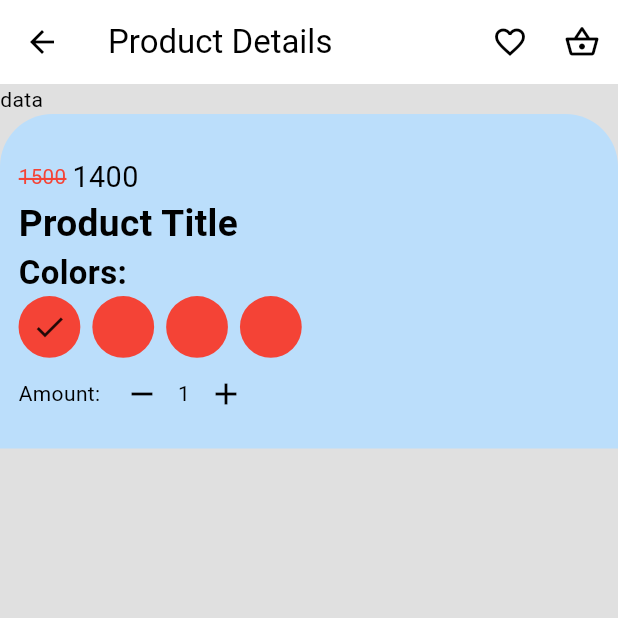
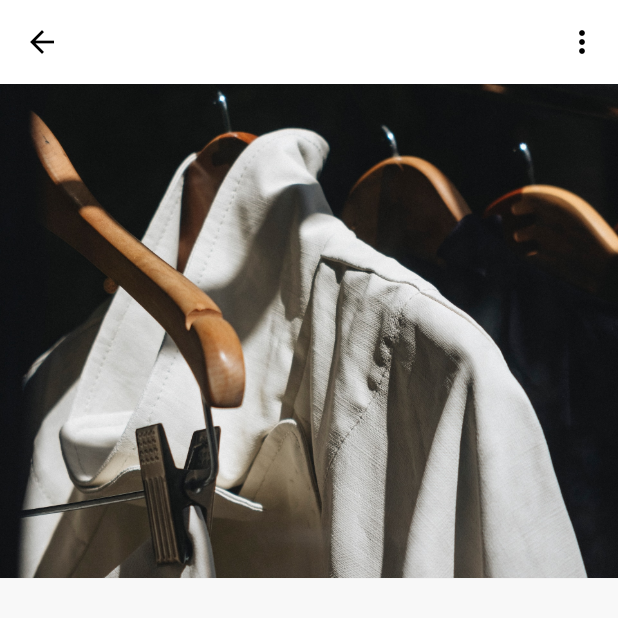
Before and after one commit to FaizAhamed2o1/MribMart, a Flutter app: the ProductDetails screen opened directly, on a phone screen of 412 x 824 dp, the top half of it. Run offline on Flutter 3.47's test engine with Material 2 defaults, Android fonts, the phone set to English and light mode, and no system bars; our stand-ins replace cached_network_image, carousel_slider, flutter_animate, flutter_rating_bar, flutter_riverpod, flutter_svg and 5 more; accounts and stored records are empty.

Commit message:
popup menu button added in product details page

```diff
--- a/lib/pages/product_details/view/product_details.dart
+++ b/lib/pages/product_details/view/product_details.dart
@@ -4,185 +4,62 @@ import 'package:mribmart/pages/product_details/provider/product_details_provider
 import 'package:mribmart/utils/app_sizer.dart';
 import 'package:sizer/sizer.dart';
 
+import '../../../themes/provider/theme_provider.dart';
+
 class ProductDetails extends ConsumerWidget {
   const ProductDetails({super.key});
 
   @override
   Widget build(BuildContext context, WidgetRef ref) {
-    return Scaffold(
-      backgroundColor: Colors.grey.shade300,
+    return DefaultTabController(
+      length: 2,
+      child: Scaffold(
+        backgroundColor: Color(0xFFF8F8F8),
         appBar: AppBar(
           actions: [
-          IconButton(
-            onPressed: () {},
-            icon: Icon(Icons.favorite_outline),
+            Theme(
+              data: ThemeData(
+                popupMenuTheme: PopupMenuThemeData(color: Colors.white),
               ),
-          IconButton(
-            onPressed: () {},
-            icon: Icon(Icons.shopping_basket_outlined),
+              child: PopupMenuButton(
+                icon: Icon(
+                  Icons.more_vert,
+                  color: Colors.black,
+                ),
+                elevation: 2,
+                offset: Offset(0, 50),
+                itemBuilder: (context) => [
+                  PopupMenuItem(
+                    value: 1,
+                    child: Text('Change Theme'),
+                  ),
+                  PopupMenuItem(
+                    value: 2,
+                    child: Text('Change Theme'),
                   ),
                 ],
-        title: Text('Product Details'),
+              ),
+            ),
+          ],
         ),
         body: ListView(
           children: [
-          Text('data'),
+            // top carousel section
             Container(
-            padding: EdgeInsets.symmetric(horizontal: 1.5.h, vertical: 1.5.h),
+              height: 40.h,
               width: 100.w,
-            decoration: BoxDecoration(
-              color: Theme.of(context).primaryColorLight,
-              borderRadius: BorderRadius.only(
-                topLeft: Radius.circular(35),
-                topRight: Radius.circular(35),
-              ),
-            ),
-            child: Column(
-              children: [
-                gapH16,
-                Row(
-                  children: [
-                    Text(
-                      '1500',
-                      style: TextStyle(
-                        fontSize: 10.sp,
-                        decoration: TextDecoration.lineThrough,
-                        decorationThickness: 2,
-                        decorationColor: Colors.red,
-                        color: Colors.red,
-                      ),
-                    ),
-                    gapW4,
-                    Text(
-                      '1400',
-                      style: TextStyle(
-                        fontSize: 14.sp,
-                      ),
-                    )
-                  ],
-                ),
-
-                // product title container
-                Row(
-                  mainAxisAlignment: MainAxisAlignment.start,
-                  children: [
-                    Container(
-                      width: 90.w,
-                      child: Text(
-                        'Product Title',
-                        overflow: TextOverflow.ellipsis,
-                        maxLines: 2,
-                        style: TextStyle(
-                          fontSize: 18.sp,
-                          fontWeight: FontWeight.bold,
+              color: Color(0xFFECECEC),
+              child: SizedBox(
+                height: 100.h,
+                width: 40.w,
+                child: Image.asset(
+                  'assets/images/intro_image_bg.jpg',
+                  fit: BoxFit.cover,
                 ),
               ),
             ),
           ],
         ),
-
-                // product Colors
-                Row(
-                  children: [
-                    Column(
-                      crossAxisAlignment: CrossAxisAlignment.start,
-                      children: [
-                        Text(
-                          'Colors: ',
-                          style: TextStyle(
-                            fontSize: 16.sp,
-                            fontWeight: FontWeight.w600,
-                          ),
-                        ),
-                        Row(
-                          children: [
-                            InkWell(
-                              child: Container(
-                                height: 10.w,
-                                width: 10.w,
-                                decoration: BoxDecoration(
-                                  color: Colors.red,
-                                  borderRadius: BorderRadius.circular(50),
-                                ),
-                                child: ref.watch(iconProvider1),
-                              ),
-                              onTap: () {
-                                ref.read(iconProvider1.notifier).state =
-                                    Icon(Icons.check);
-                                ref.read(iconProvider2.notifier).state = null;
-                              },
-                            ),
-                            gapW8,
-                            InkWell(
-                              onTap: () {
-                                ref.read(iconProvider2.notifier).state =
-                                    Icon(Icons.check);
-                                ref.read(iconProvider1.notifier).state = null;
-                              },
-                              child: Container(
-                                height: 10.w,
-                                width: 10.w,
-                                decoration: BoxDecoration(
-                                  color: Colors.red,
-                                  borderRadius: BorderRadius.circular(50),
-                                ),
-                                child: ref.watch(iconProvider2),
-                              ),
-                            ),
-                            gapW8,
-                            Container(
-                              height: 10.w,
-                              width: 10.w,
-                              decoration: BoxDecoration(
-                                color: Colors.red,
-                                borderRadius: BorderRadius.circular(50),
-                              ),
-                            ),
-                            gapW8,
-                            Container(
-                              height: 10.w,
-                              width: 10.w,
-                              decoration: BoxDecoration(
-                                color: Colors.red,
-                                borderRadius: BorderRadius.circular(50),
-                              ),
-                            ),
-                          ],
-                        ),
-                      ],
-                    ),
-                  ],
-                ),
-
-                // number of products
-                Row(
-                  children: [
-                    Text('Amount: '),
-                    IconButton(
-                      onPressed: () {
-                        final minusCount =
-                            ref.read(amountProvider.notifier).state;
-                        minusCount > 1
-                            ? ref.read(amountProvider.notifier).state--
-                            : ref.read(amountProvider.notifier).state;
-                      },
-                      icon: Icon(Icons.remove),
-                    ),
-                    Text(
-                      ref.watch(amountProvider).toString(),
-                    ),
-                    IconButton(
-                      onPressed: () {
-                        ref.read(amountProvider.notifier).state++;
-                      },
-                      icon: Icon(Icons.add),
-                    ),
-                  ],
-                )
-              ],
-            ),
-          ),
-        ],
       ),
     );
   }
--- a/lib/themes/light/light_theme.dart
+++ b/lib/themes/light/light_theme.dart
@@ -4,7 +4,6 @@ ThemeData light({Color color = const Color(0xFFFF9000)}) => ThemeData(
       useMaterial3: true,
       //fontFamily: 'Poppins',
       primaryColor: color,
-
       secondaryHeaderColor: const Color(0xFF2E2E2E),
       disabledColor: const Color(0xFFBABFC4),
       //colorSchemeSeed: const Color(0xFFE84D4F),
@@ -16,9 +15,10 @@ ThemeData light({Color color = const Color(0xFFFF9000)}) => ThemeData(
           style: TextButton.styleFrom(foregroundColor: color)),
       colorScheme: ColorScheme.light(primary: color, secondary: color)
           .copyWith(background: const Color(0xFFFFF3E0)),
-
       elevatedButtonTheme: elevatedButtonTheme,
       inputDecorationTheme: textFieldTheme,
+      appBarTheme: appbarColor,
+      // popupMenuTheme: popupMenuTheme,
     );
 
 final elevatedButtonTheme = ElevatedButtonThemeData(
@@ -31,6 +31,14 @@ final elevatedButtonTheme = ElevatedButtonThemeData(
     minimumSize: const Size(double.infinity, 0),
   ),
 );
+
+final appbarColor = AppBarTheme(
+  backgroundColor: Colors.white,
+);
+
+// final popupMenuTheme = PopupMenuButtonState(
+//   color: Colors.white,
+// );
 
 // ThemeData get lightTheme => ThemeData(
 //       primarySwatch: Colors.blue,
```
Lines whose indentation alone changed are shown as unchanged.
